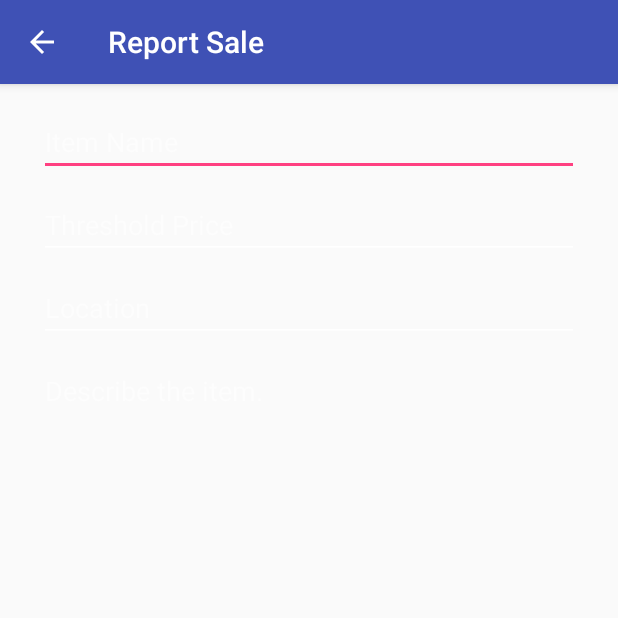
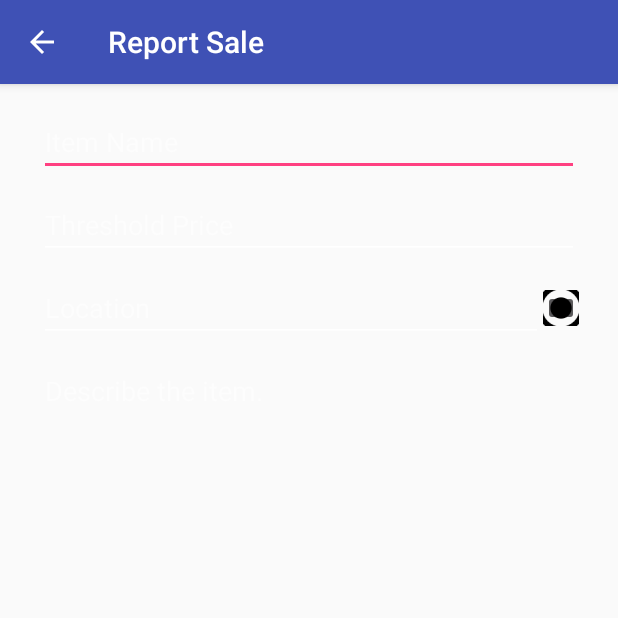
Before and after one commit to GodTamIt/shop_with_friends, an Android app: the ReportSaleActivity screen opened directly, with no data from a screen before it, on a phone screen of 412 x 824 dp, the top half of it. Run offline under Robolectric (Android 15) with nearby library versions, the phone set to English and light mode, and no system bars.

Commit message:
Implemented Google Maps v2 API for GPS location

```diff
--- a/ShopWithFriends/app/src/main/java/com/theratio/shopwithfriends/ReportSaleActivity.java
+++ b/ShopWithFriends/app/src/main/java/com/theratio/shopwithfriends/ReportSaleActivity.java
@@ -12,7 +12,9 @@ import android.view.MenuItem;
 import android.view.View;
 import android.widget.Button;
 import android.widget.EditText;
+import android.widget.ImageButton;
 
+import com.larvalabs.svgandroid.SVGParser;
 import com.theratio.ShopWithFriends;
 import com.theratio.utilities.Post;
 import com.theratio.utilities.Utility;
@@ -25,6 +27,7 @@ public class ReportSaleActivity extends ActionBarActivity {
     private EditText itemDescription;
     private EditText location;
     private Button btnPost;
+    private ImageButton btnLocation;
 
     @Override
     protected void onCreate(Bundle savedInstanceState) {
@@ -32,6 +35,7 @@ public class ReportSaleActivity extends ActionBarActivity {
         setContentView(R.layout.activity_report_sale);
 
         btnPost = (Button) findViewById(R.id.report_sale_btn);
+        btnLocation = (ImageButton) findViewById(R.id.report_sale_btnLocation);
         itemDescription = (EditText) findViewById(R.id.report_sale_item_description);
         itemName = (EditText) findViewById(R.id.report_sale_item_name);
         thresholdPrice = (EditText) findViewById(R.id.report_sale_threshold_price);
@@ -42,6 +46,7 @@ public class ReportSaleActivity extends ActionBarActivity {
         thresholdPrice.addTextChangedListener(textValidator);
         location.addTextChangedListener(textValidator);
 
+        btnLocation.setImageResource(R.mipmap.location);
     }
 
 
@@ -102,4 +107,20 @@ public class ReportSaleActivity extends ActionBarActivity {
             }
         });
     }
+
+    public void onbtnLocation(View view) {
+        Intent i = new Intent(this, PickLocationActivity.class);
+        startActivityForResult(i, 0);
+    }
+
+    @Override
+    protected void onActivityResult(int requestCode, int resultCode, Intent data) {
+        // Check which request it is that we're responding to
+        if (requestCode == 0) {
+            // Make sure the request was successful
+            if (resultCode == RESULT_OK) {
+                location.setText(data.getStringExtra("Location"));
+            }
+        }
+    }
 }
--- a/ShopWithFriends/app/src/main/res/layout/activity_report_sale.xml
+++ b/ShopWithFriends/app/src/main/res/layout/activity_report_sale.xml
@@ -1,18 +1,16 @@
-<RelativeLayout xmlns:android="http://schemas.android.com/apk/res/android"
-    xmlns:tools="http://schemas.android.com/tools" android:layout_width="match_parent"
-    android:layout_height="match_parent" android:paddingLeft="@dimen/activity_horizontal_margin"
+<LinearLayout xmlns:android="http://schemas.android.com/apk/res/android"
+    xmlns:tools="http://schemas.android.com/tools"
+    android:orientation="vertical"
+    android:layout_width="fill_parent"
+    android:layout_height="wrap_content"
+    android:layout_marginRight="10dp"
+    android:layout_marginLeft="10dp"
+    android:id="@+id/linearLayout"
+    android:paddingLeft="@dimen/activity_horizontal_margin"
     android:paddingRight="@dimen/activity_horizontal_margin"
     android:paddingTop="@dimen/activity_vertical_margin"
     android:paddingBottom="@dimen/activity_vertical_margin"
     tools:context="com.theratio.shopwithfriends.ReportSaleActivity">
-
-    <LinearLayout
-        android:orientation="vertical"
-        android:layout_width="fill_parent"
-        android:layout_height="wrap_content"
-        android:layout_marginRight="10dp"
-        android:layout_marginLeft="10dp"
-        android:id="@+id/linearLayout">
 
         <EditText
             android:id="@+id/report_sale_item_name"
@@ -29,20 +27,39 @@
             android:layout_marginTop="10dp"
             android:inputType="numberDecimal" />
 
+
+    <RelativeLayout
+        android:layout_width="fill_parent"
+        android:layout_height="fill_parent"
+        android:layout_marginTop="10dp">
+
         <EditText
             android:id="@+id/report_sale_location"
-            android:layout_width="match_parent"
+            android:layout_width="wrap_content"
             android:layout_height="wrap_content"
             android:ems="10"
             android:hint="@string/location"
-            android:layout_marginTop="10dp" />
+            android:layout_alignParentStart="true"
+            android:layout_toStartOf="@+id/report_sale_btnLocation" />
 
-        <EditText
+        <ImageButton
+            android:layout_width="24dp"
+            android:layout_height="24dp"
+            android:id="@+id/report_sale_btnLocation"
+            android:adjustViewBounds="false"
+            android:layout_gravity="center"
+            android:onClick="onbtnLocation"
+            android:layout_alignParentEnd="true"
+            android:layout_centerVertical="true" />
+    </RelativeLayout>
+
+
+    <EditText
             android:id="@+id/report_sale_item_description"
             android:inputType="textMultiLine"
             android:lines="10"
             android:minLines="8"
-            android:gravity="top|left"
+            android:gravity="top|start"
             android:maxLines="10"
             android:layout_width="match_parent"
             android:layout_height="wrap_content"
@@ -61,6 +78,5 @@
             android:enabled="false" />
 
 
-    </LinearLayout>
 
-</RelativeLayout>
+</LinearLayout>
--- a/ShopWithFriends/app/src/main/res/values/strings.xml
+++ b/ShopWithFriends/app/src/main/res/values/strings.xml
@@ -78,6 +78,8 @@
 
     <!-- BEGIN: Miscellaneous -->
     <string name="hello_world">Hello world!</string>
+    <string name="title_activity_pick_location">PickLocationActivity</string>
+    <string name="title_activity_maps">Map</string>
     <!-- END: Miscellaneous -->
 
 </resources>
```
Also changed, not shown: ShopWithFriends/app/build.gradle (+4 -3 lines), ShopWithFriends/app/src/debug/res/values/google_maps_api.xml (added, +18 -0 lines), ShopWithFriends/app/src/main/AndroidManifest.xml (+32 -8 lines), ShopWithFriends/app/src/main/java/com/theratio/shopwithfriends/PickLocationActivity.java (added, +136 -0 lines), ShopWithFriends/app/src/main/java/com/theratio/utilities/Post.java (+7 -5 lines), ShopWithFriends/app/src/main/res/layout/activity_pick_location.xml (added, +25 -0 lines), ShopWithFriends/app/src/main/res/menu/menu_pick_location.xml (added, +7 -0 lines), ShopWithFriends/app/libs/svg-android.jar (added), ShopWithFriends/app/src/main/location-web.png (added), ShopWithFriends/app/src/main/location.png-web.png (added), ShopWithFriends/app/src/main/res/mipmap-hdpi/location.png (added), ShopWithFriends/app/src/main/res/mipmap-mdpi/location.png (added), ShopWithFriends/app/src/main/res/mipmap-xhdpi/location.png (added), ShopWithFriends/app/src/main/res/mipmap-xxhdpi/location.png (added), 1 more files, 3 other files.
